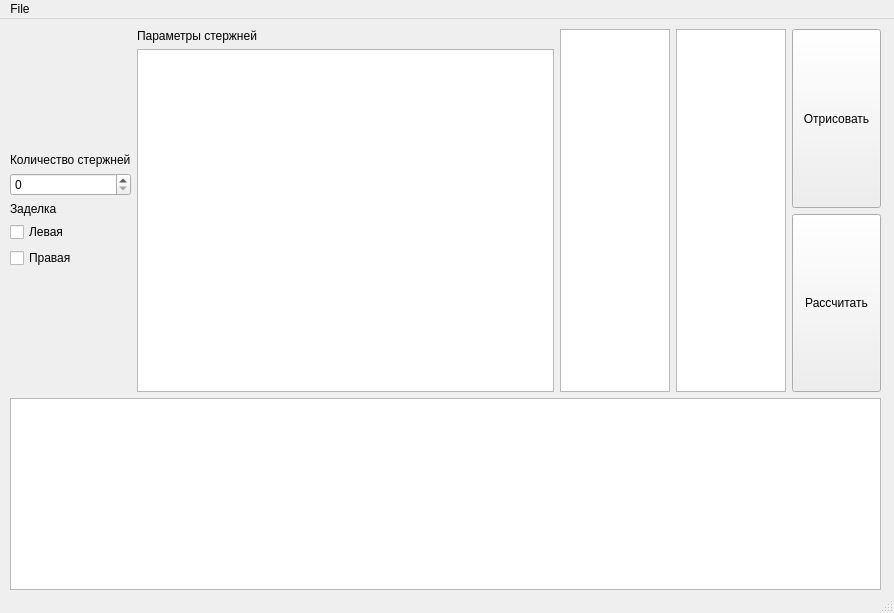
Old version of the form mainwindow.ui in the repository Bratko73/SAPR-LAP-0xF423F.
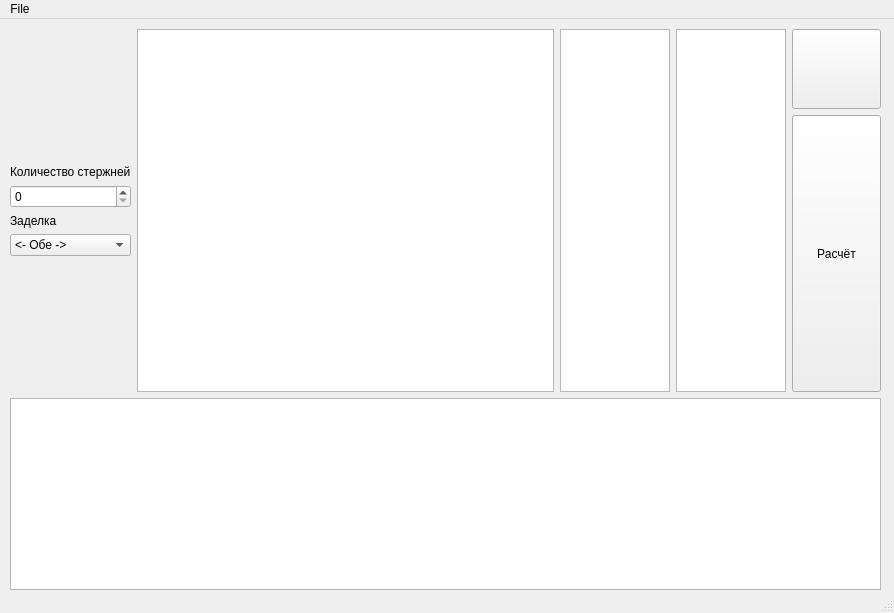
New version of the form.

```diff
--- a/mainwindow.ui
+++ b/mainwindow.ui
@@ -65,17 +65,22 @@
           </widget>
          </item>
          <item>
-          <widget class="QCheckBox" name="LeftTermCheckBox">
+          <widget class="QComboBox" name="termComboBox">
+           <item>
            <property name="text">
-            <string>Левая</string>
-           </property>
-          </widget>
+             <string>&lt;- Обе -&gt;</string>
+            </property>
          </item>
          <item>
-          <widget class="QCheckBox" name="RightTermCheckBox">
            <property name="text">
-            <string>Правая</string>
-           </property>
+             <string>Справа -&gt;</string>
+            </property>
+           </item>
+           <item>
+            <property name="text">
+             <string>&lt;- Слева</string>
+            </property>
+           </item>
           </widget>
          </item>
          <item>
@@ -95,13 +100,6 @@
        </item>
        <item>
         <layout class="QVBoxLayout" name="verticalLayout_7">
-         <item>
-          <widget class="QLabel" name="label">
-           <property name="text">
-            <string>Параметры стержней</string>
-           </property>
-          </widget>
-         </item>
          <item>
           <widget class="QTableWidget" name="RodsParametersTable">
            <property name="sizePolicy">
@@ -179,8 +177,14 @@
              <verstretch>0</verstretch>
             </sizepolicy>
            </property>
+           <property name="maximumSize">
+            <size>
+             <width>16777215</width>
+             <height>80</height>
+            </size>
+           </property>
            <property name="text">
-            <string>Отрисовать</string>
+            <string/>
            </property>
           </widget>
          </item>
@@ -193,7 +197,7 @@
             </sizepolicy>
            </property>
            <property name="text">
-            <string>Рассчитать</string>
+            <string>Расчёт</string>
            </property>
           </widget>
          </item>
```
Left out of the diff: 10 changed lines with no effect on the pictures. Lines whose indentation alone changed are shown as unchanged.
